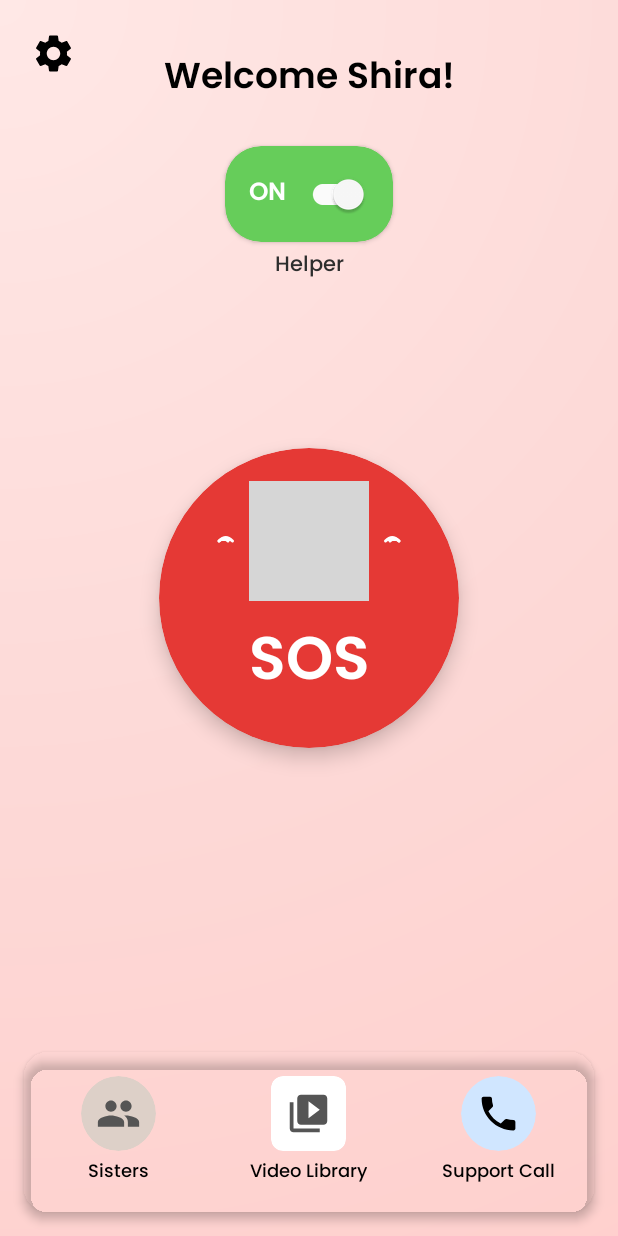
After one commit to EmanuelTurko/SafeHer, an Android app: the HomeScreenActivity screen opened directly, with no data from a screen before it, on a phone screen of 412 x 824 dp. The commit adds this screen. Run offline under Robolectric (Android 15) with nearby library versions, the phone set to English and light mode, and no system bars; grey boxes are pictures that could not be loaded.

Commit message:
add home screen navigation

```diff
--- a/app/src/main/java/com/example/safeher/auth/authFragments/HomePageFragment.kt
+++ b/app/src/main/java/com/example/safeher/auth/authFragments/HomePageFragment.kt
@@ -14,7 +14,7 @@ import com.example.safeher.R
 import com.example.safeher.auth.authViewModel.AuthViewModel
 import com.example.safeher.general.REMEMBER_MY_LOGIN
 import com.example.safeher.general.SharedPrefsHelper
-import com.example.safeher.mainApp.MainAppActivity
+import com.example.safeher.settings.SettingsMainActivity
 import com.google.android.material.button.MaterialButton
 
 const val LOGIN = 1
@@ -44,7 +44,7 @@ class HomePageFragment : Fragment() {
         if(viewModel.getCurrentUser()
             && SharedPrefsHelper(requireContext()).get(REMEMBER_MY_LOGIN, false)
         ) {
-            activity?.startActivity(Intent(requireActivity(), MainAppActivity::class.java))
+            activity?.startActivity(Intent(requireActivity(), SettingsMainActivity::class.java))
         }
         setupClickListeners()
 
--- a/app/src/main/java/com/example/safeher/auth/authFragments/LoginFragment.kt
+++ b/app/src/main/java/com/example/safeher/auth/authFragments/LoginFragment.kt
@@ -2,11 +2,9 @@ package com.example.safeher.auth.authFragments
 
 import android.content.Intent
 import android.os.Bundle
-import android.util.Patterns
 import android.view.LayoutInflater
 import android.view.View
 import android.view.ViewGroup
-import android.widget.Toast
 import androidx.appcompat.widget.AppCompatCheckBox
 import androidx.appcompat.widget.AppCompatTextView
 import androidx.fragment.app.Fragment
@@ -21,7 +19,7 @@ import com.example.safeher.general.REMEMBER_MY_LOGIN
 import com.example.safeher.general.SharedPrefsHelper
 import com.example.safeher.general.SuccessDialog
 import com.example.safeher.general.showCustomToast
-import com.example.safeher.mainApp.MainAppActivity
+import com.example.safeher.settings.SettingsMainActivity
 import com.google.android.material.button.MaterialButton
 import com.google.android.material.textfield.TextInputEditText
 import com.google.android.material.textfield.TextInputLayout
@@ -87,7 +85,7 @@ class LoginFragment : Fragment() {
                     } else {
                         SharedPrefsHelper(requireContext()).save(REMEMBER_MY_LOGIN, false)
                     }
-                    activity?.startActivity(Intent(requireActivity(), MainAppActivity::class.java))
+                    activity?.startActivity(Intent(requireActivity(), SettingsMainActivity::class.java))
                 }
                 is AuthState.Error -> {
                     val customPopup = ErrorDialog(requireActivity())
--- /dev/null
+++ b/app/src/main/java/com/example/safeher/home_screen/HomeScreenActivity.kt
@@ -0,0 +1,26 @@
+package com.example.safeher.home_screen
+
+import android.os.Bundle
+import androidx.appcompat.app.AppCompatActivity
+import androidx.navigation.NavController
+import androidx.navigation.fragment.NavHostFragment
+import com.example.safeher.R
+
+class HomeScreenActivity : AppCompatActivity() {
+
+    private lateinit var navController: NavController
+
+    override fun onCreate(savedInstanceState: Bundle?) {
+        super.onCreate(savedInstanceState)
+        setContentView(R.layout.activity_home_screen)
+        // Obtain reference to the NavHostFragment
+        val navHostFragment = supportFragmentManager.findFragmentById(R.id.nav_home_screen_nav_host_fragment) as NavHostFragment
+        // Get the NavController
+        navController = navHostFragment.navController
+    }
+
+    override fun onSupportNavigateUp(): Boolean {
+        return navController.navigateUp() || super.onSupportNavigateUp()
+    }
+
+}
--- /dev/null
+++ b/app/src/main/java/com/example/safeher/home_screen/sos/SOSHomeScreenFragment.kt
@@ -0,0 +1,111 @@
+package com.example.safeher.home_screen.sos
+
+import android.Manifest
+import android.content.Intent
+import android.content.pm.PackageManager
+import android.net.Uri
+import android.os.Bundle
+import android.view.LayoutInflater
+import android.view.View
+import android.view.ViewGroup
+import android.widget.LinearLayout
+import android.widget.TextView
+import android.widget.Toast
+import androidx.activity.result.contract.ActivityResultContracts
+import androidx.constraintlayout.widget.ConstraintLayout
+import androidx.core.content.ContextCompat
+import androidx.fragment.app.Fragment
+import androidx.navigation.fragment.findNavController
+import com.example.safeher.R
+import com.google.android.material.card.MaterialCardView
+import com.google.android.material.switchmaterial.SwitchMaterial
+
+class SOSHomeScreenFragment : Fragment() {
+
+    lateinit var mSistersButton: LinearLayout
+    lateinit var mVideoLibraryButton: LinearLayout
+    lateinit var mSupportCallButton: LinearLayout
+    lateinit var mSosButton: ConstraintLayout
+    lateinit var mHelperSwitch: SwitchMaterial
+    lateinit var mHelperStatusText: TextView
+    lateinit var mWelcomeText: TextView
+    lateinit var mSettingsButtonCard: MaterialCardView
+    private val requestCallPermissionLauncher =
+        registerForActivityResult(ActivityResultContracts.RequestPermission()) { isGranted: Boolean ->
+            if (isGranted) {
+                makePhoneCall()
+            } else {
+                Toast.makeText(requireActivity(), "Permission denied", Toast.LENGTH_SHORT).show()
+            }
+        }
+
+    override fun onCreateView(
+        inflater: LayoutInflater, container: ViewGroup?,
+        savedInstanceState: Bundle?
+    ): View? {
+        val view = inflater.inflate(R.layout.fragment_sos_home_screen, container, false)
+        initView(view)
+        initListener()
+        return view
+    }
+
+    private fun initView(view: View) {
+        mSistersButton = view.findViewById(R.id.sistersButton)
+        mVideoLibraryButton = view.findViewById(R.id.videoLibraryButton)
+        mSupportCallButton = view.findViewById(R.id.supportCallButton)
+        mSosButton = view.findViewById(R.id.sosButton)
+        mHelperSwitch = view.findViewById(R.id.helperSwitch)
+        mHelperStatusText = view.findViewById(R.id.helperStatusText)
+        mWelcomeText = view.findViewById(R.id.welcomeText)
+        mSettingsButtonCard = view.findViewById(R.id.settingsButtonCard)
+    }
+
+    private fun initListener() {
+        mSistersButton.setOnClickListener {
+
+        }
+
+        mVideoLibraryButton.setOnClickListener {
+            findNavController().navigate(R.id.action_SOSHomeScreenFragment_to_videoLibraryFragment)
+        }
+
+        mSupportCallButton.setOnClickListener {
+            if (ContextCompat.checkSelfPermission(requireContext(), Manifest.permission.CALL_PHONE) == PackageManager.PERMISSION_GRANTED) {
+                makePhoneCall()
+            } else {
+                requestCallPermissionLauncher.launch(Manifest.permission.CALL_PHONE)
+            }
+        }
+
+        mSosButton.setOnClickListener {
+
+        }
+
+        mHelperSwitch.setOnCheckedChangeListener { _, isChecked ->
+            if (isChecked) {
+                mHelperStatusText.text = "ON"
+                // Do something when checked
+            } else {
+                mHelperStatusText.text = "OFF"
+                // Do something when unchecked
+            }
+        }
+
+        mSettingsButtonCard.setOnClickListener {
+
+        }
+    }
+
+    private fun makePhoneCall() {
+        val phoneNumber = "tel:0506000000"
+        val callIntent = Intent(Intent.ACTION_CALL)
+        callIntent.data = Uri.parse(phoneNumber)
+
+        try {
+            startActivity(callIntent)
+        } catch (e: SecurityException) {
+            e.printStackTrace()
+            Toast.makeText(requireActivity(), "Call permission not granted", Toast.LENGTH_SHORT).show()
+        }
+    }
+}
--- a/app/src/main/java/com/example/safeher/mainApp/profile/profileRepository/ProfileRepository.kt
+++ b/app/src/main/java/com/example/safeher/settings/profile/profileRepository/ProfileRepository.kt
@@ -1,10 +1,7 @@
-package com.example.safeher.mainApp.profile.profileRepository
+package com.example.safeher.settings.profile.profileRepository
 
-import android.util.Log
 import com.example.safeher.model.User
-import com.google.android.gms.tasks.Task
 import com.google.firebase.auth.FirebaseAuth
-import com.google.firebase.auth.FirebaseUser
 import com.google.firebase.database.FirebaseDatabase
 import kotlinx.coroutines.Dispatchers
 import kotlinx.coroutines.tasks.await
--- a/app/src/main/java/com/example/safeher/mainApp/profile/profileViewModel/ProfileState.kt
+++ b/app/src/main/java/com/example/safeher/settings/profile/profileViewModel/ProfileState.kt
@@ -1,4 +1,4 @@
-package com.example.safeher.mainApp.profile.profileViewModel
+package com.example.safeher.settings.profile.profileViewModel
 
 import com.example.safeher.model.User
 
--- a/app/src/main/java/com/example/safeher/mainApp/profile/profileViewModel/ProfileViewModel.kt
+++ b/app/src/main/java/com/example/safeher/settings/profile/profileViewModel/ProfileViewModel.kt
@@ -1,17 +1,15 @@
-package com.example.safeher.mainApp.profile.profileViewModel
+package com.example.safeher.settings.profile.profileViewModel
 
 import android.graphics.Bitmap
 import android.graphics.BitmapFactory
-import android.net.Uri
 import android.util.Base64
-import android.widget.Toast
 import androidx.lifecycle.LiveData
 import androidx.lifecycle.MutableLiveData
 //import androidx.lifecycle.LiveData
 //import androidx.lifecycle.MutableLiveData
 import androidx.lifecycle.ViewModel
 import androidx.lifecycle.viewModelScope
-import com.example.safeher.mainApp.profile.profileRepository.ProfileRepository
+import com.example.safeher.settings.profile.profileRepository.ProfileRepository
 import com.example.safeher.model.User
 import kotlinx.coroutines.launch
 import java.io.ByteArrayOutputStream
--- /dev/null
+++ b/app/src/main/res/layout/activity_home_screen.xml
@@ -0,0 +1,17 @@
+<?xml version="1.0" encoding="utf-8"?>
+<androidx.constraintlayout.widget.ConstraintLayout xmlns:android="http://schemas.android.com/apk/res/android"
+    xmlns:app="http://schemas.android.com/apk/res-auto"
+    xmlns:tools="http://schemas.android.com/tools"
+    android:id="@+id/main"
+    android:layout_width="match_parent"
+    android:layout_height="match_parent"
+    android:background="@drawable/gradient_background">
+
+    <fragment
+        android:id="@+id/nav_home_screen_nav_host_fragment"
+        android:name="androidx.navigation.fragment.NavHostFragment"
+        android:layout_width="match_parent"
+        android:layout_height="match_parent"
+        app:navGraph="@navigation/nav_home_screen" />
+
+</androidx.constraintlayout.widget.ConstraintLayout>
--- a/app/src/main/res/layout/fragment_profile.xml
+++ b/app/src/main/res/layout/fragment_profile.xml
@@ -372,7 +372,6 @@
         app:cornerRadius="24dp"
         app:icon="@drawable/ic_delete"
         app:iconGravity="textStart"
-        app:iconTint=""
         app:layout_constraintBottom_toBottomOf="parent"
         app:layout_constraintEnd_toEndOf="parent"
         app:layout_constraintStart_toStartOf="parent" />
@@ -391,7 +390,6 @@
         android:text="Save"
         app:icon="@drawable/ic_heart"
         app:iconGravity="end"
-        app:iconTint=""
         app:layout_constraintBottom_toTopOf="@id/removeAccountButton"
         app:layout_constraintEnd_toEndOf="parent"
         app:layout_constraintStart_toStartOf="parent" />
--- a/app/src/main/res/layout/dashboard.xml
+++ b/app/src/main/res/layout/fragment_sos_home_screen.xml
@@ -117,6 +117,7 @@
         app:layout_constraintVertical_bias="0.35">
 
         <androidx.constraintlayout.widget.ConstraintLayout
+            android:id="@+id/sosButton"
             android:layout_width="match_parent"
             android:layout_height="match_parent"
             android:foreground="?attr/selectableItemBackground">
--- a/app/src/main/res/navigation/nav_graph.xml
+++ b/app/src/main/res/navigation/nav_graph.xml
@@ -36,7 +36,7 @@
     </fragment>
     <fragment
         android:id="@+id/profileFragment2"
-        android:name="com.example.safeher.mainApp.profile.ProfileFragment"
+        android:name="com.example.safeher.settings.profile.ProfileFragment"
         android:label="ProfileFragment">
     <argument
         android:name="isAfterRegistrationScreen"
--- /dev/null
+++ b/app/src/main/res/navigation/nav_home_screen.xml
@@ -0,0 +1,23 @@
+<?xml version="1.0" encoding="utf-8"?>
+<navigation xmlns:android="http://schemas.android.com/apk/res/android"
+    xmlns:app="http://schemas.android.com/apk/res-auto"
+    android:id="@+id/nav_home_screen"
+    app:startDestination="@id/SOSHomeScreenFragment">
+
+    <fragment
+        android:id="@+id/SOSHomeScreenFragment"
+        android:name="com.example.safeher.home_screen.sos.SOSHomeScreenFragment"
+        android:label="SOSHomeScreenFragment" >
+        <action
+            android:id="@+id/action_SOSHomeScreenFragment_to_videoLibraryFragment"
+            app:destination="@id/videoLibraryFragment" />
+    </fragment>
+    <fragment
+        android:id="@+id/videoLibraryFragment"
+        android:name="com.example.safeher.home_screen.videoLibrary.VideoLibraryFragment"
+        android:label="VideoLibraryFragment" >
+        <action
+            android:id="@+id/action_videoLibraryFragment_to_SOSHomeScreenFragment"
+            app:destination="@id/SOSHomeScreenFragment" />
+    </fragment>
+</navigation>
```
Also changed, not shown: app/src/main/AndroidManifest.xml (+9 -0 lines), app/src/main/java/com/example/safeher/home_screen/videoLibrary/VideoLibraryFragment.kt (added, +34 -0 lines), app/src/main/java/com/example/safeher/mainApp/MainAppActivity.kt (deleted, +0 -52 lines), app/src/main/java/com/example/safeher/settings/SettingsMainActivity.kt (added, +7 -0 lines), app/src/main/java/com/example/safeher/settings/lobby/SettingsLobbyFragment.kt (added, +7 -0 lines), app/src/main/java/com/example/safeher/settings/profile/ProfileFragment.kt (renamed from app/src/main/java/com/example/safeher/mainApp/profile/ProfileFragment.kt, +12 -16 lines), app/src/main/res/layout/fragment_video_library.xml (renamed from app/src/main/res/layout/video_library.xml, +0 -7 lines).
